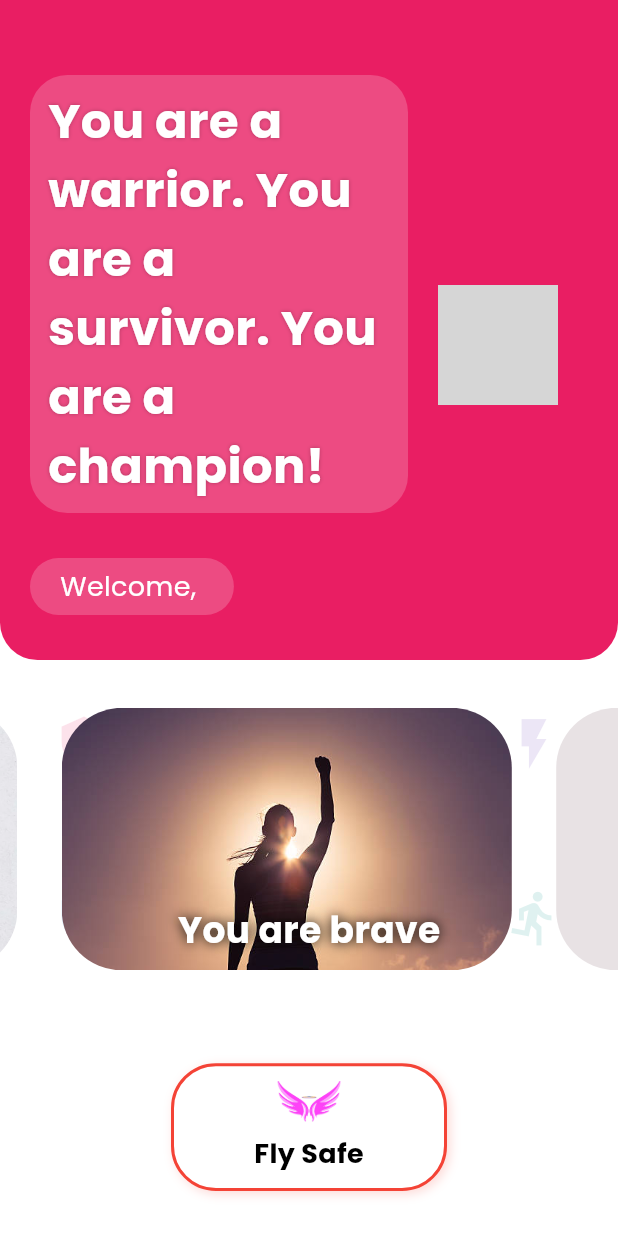
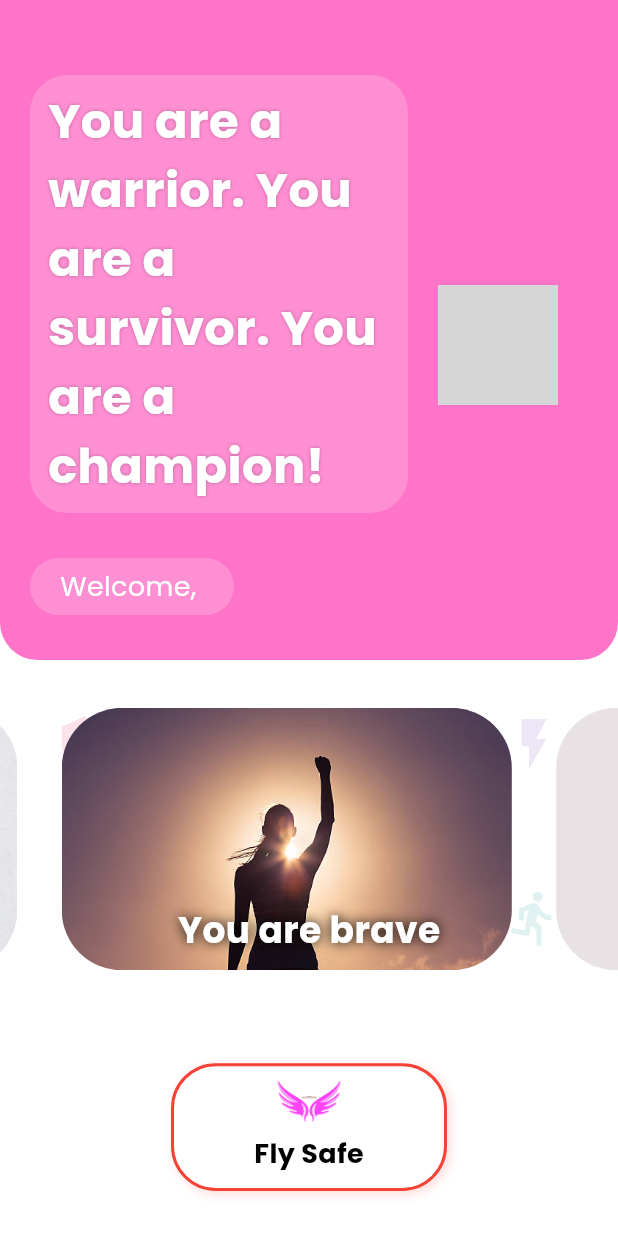
Before and after one commit to Thizara2001/FinalYearProjectResearch, a Flutter app: the LobbyScreen screen opened directly, on a phone screen of 412 x 824 dp. Run offline on Flutter 3.47's test engine with Material 3 defaults, Android fonts, the phone set to English and light mode, and no system bars; drawn by our look-alikes of carousel_slider; our stand-ins replace audioplayers, awesome_notifications, cached_network_image, cloud_firestore, firebase_auth, firebase_core and 7 more; missing offline and left inert: background_fetch, flutter_background_geolocation, mobile_scanner, record, shake_gesture; accounts and stored records are empty; network calls fail; grey boxes are pictures that could not be loaded.

Commit message:
revamp-lobby screen colours

```diff
--- a/lib/screens/lobby_screen.dart
+++ b/lib/screens/lobby_screen.dart
@@ -66,7 +66,7 @@ class _LobbyScreenState extends State<LobbyScreen> {
           Container(
             padding: EdgeInsets.only(top: 50, left: 20, right: 20, bottom: 30),
             decoration: BoxDecoration(
-              color: Colors.pink,
+              color: Theme.of(context).primaryColor,
               borderRadius: BorderRadius.vertical(bottom: Radius.circular(25)),
             ),
             child: Row(
```
